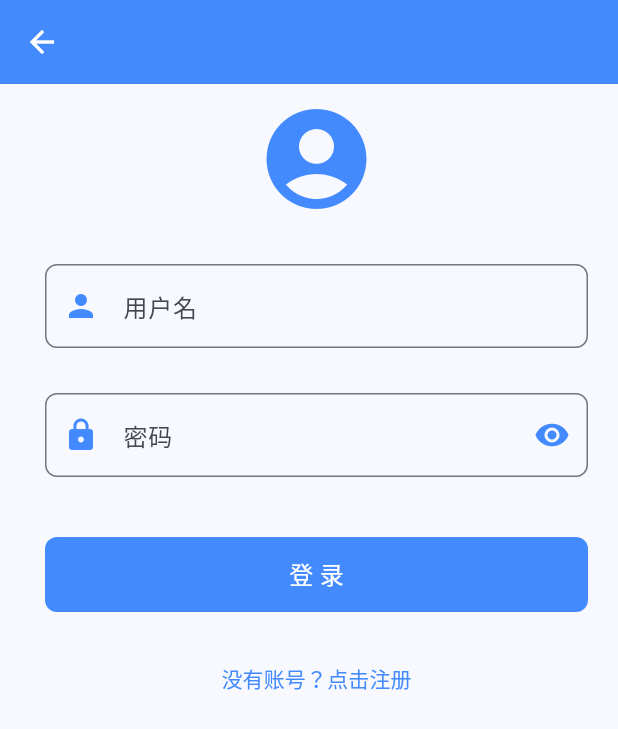
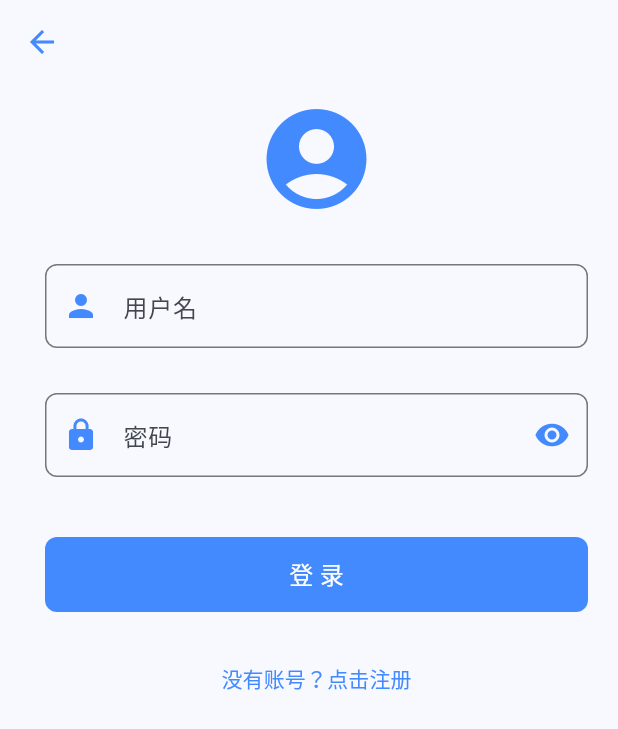
Before and after one commit to JWInCoding/wanandroidflutter, a Flutter app: the LoginPage screen opened directly, on a phone screen of 412 x 824 dp. Shown: the top 729 px of the screen. Run offline on Flutter 3.47's test engine with Material 3 defaults, Android fonts, the light colour scheme and no system bars; our stand-ins replace cached_network_image, carousel_slider, cookie_jar, dio, dio_cookie_manager, easy_refresh and 5 more; missing offline and left inert: dio_cache_interceptor, mmkv; accounts and stored records are empty; statements that could not run were skipped.

Commit message:
增加输入框内容校验

```diff
--- a/lib/module/mine/login_page.dart
+++ b/lib/module/mine/login_page.dart
@@ -23,16 +23,23 @@ class _LoginPageState extends State<LoginPage> with BasePage<LoginPage> {
   final bool _obscurePassword = true;
 
   Future<void> _handleLogin() async {
+    // 使用 Form 的 validate() 方法来触发所有表单字段的验证
+    if (_formKey.currentState!.validate()) {
+      // 只有当所有验证都通过时，才执行登录逻辑
       showLoadingDialog();
+
       var data = {
         "username": _usernameController.text.trim(),
         "password": _passwordController.text.trim(),
       };
+
       AppResponse<UserInfoEntity> res = await HttpGo.instance.post(
         Api.login,
         data: data,
       );
+
       dismissLoading();
+
       if (res.isSuccessful) {
         Fluttertoast.showToast(msg: '登录成功');
         Get.find<UserController>().loginSuccess(res.data!);
@@ -40,6 +47,8 @@ class _LoginPageState extends State<LoginPage> with BasePage<LoginPage> {
       } else {
         Fluttertoast.showToast(msg: '登录失败：${res.errorMsg}');
       }
+    }
+    // 如果验证不通过，不需要做任何事情，因为 TextFormField 会自动显示错误消息
   }
 
   @override
@@ -56,7 +65,8 @@ class _LoginPageState extends State<LoginPage> with BasePage<LoginPage> {
 
     return Scaffold(
       appBar: AppBar(
-        backgroundColor: appBarColorScheme.backgroundColor,
+        backgroundColor: colorScheme.background,
+        foregroundColor: colorScheme.primary,
         elevation: 0,
       ),
       body: SafeArea(
```
Lines whose indentation alone changed are shown as unchanged.
